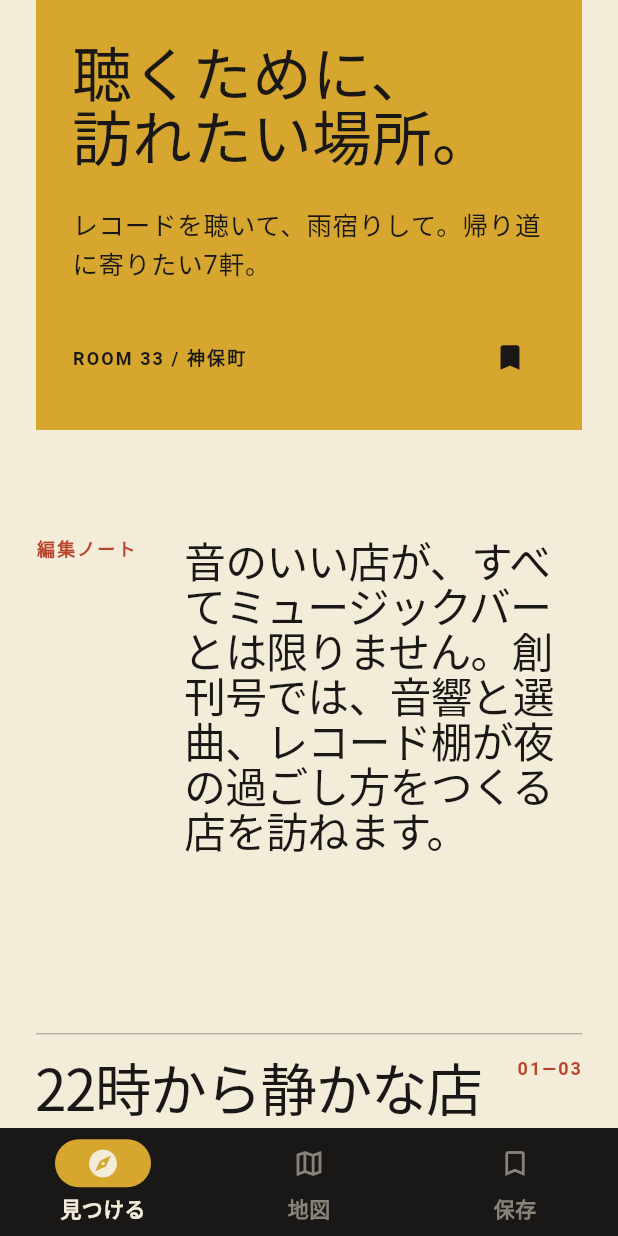
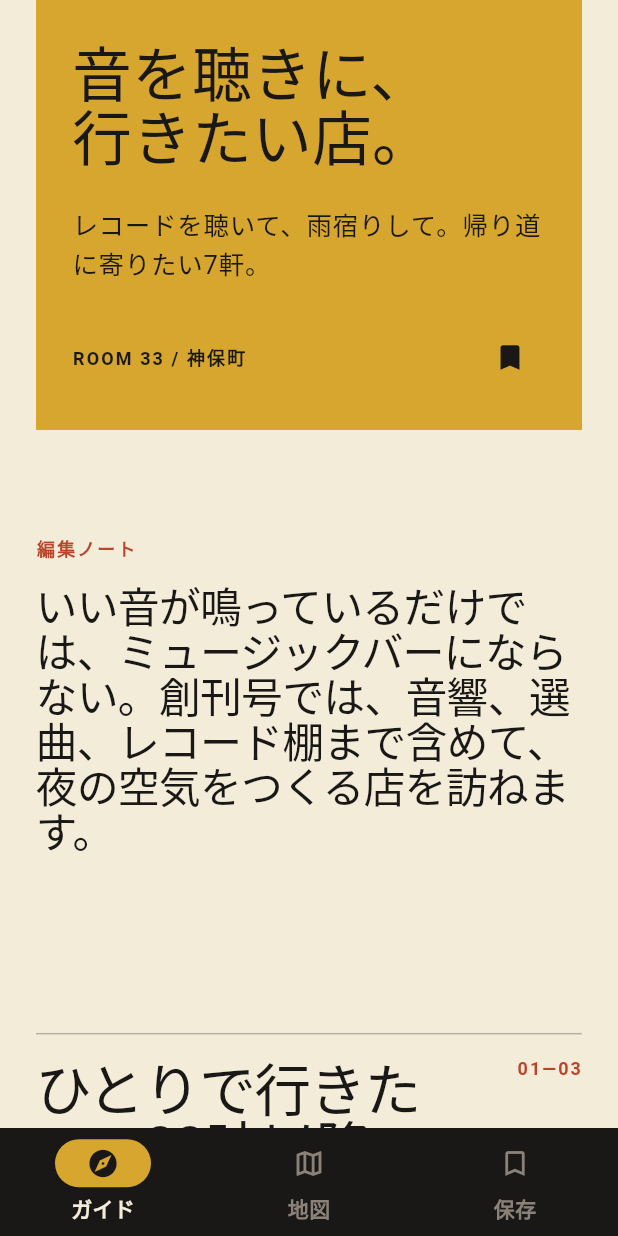
Before and after one commit to Tsutou/side-b, a Flutter app: the screen it shows after launch, scrolled down 576 dp, after a tap on the "bookmark outline" icon, on a phone screen of 412 x 824 dp. Run offline on Flutter 3.47's test engine with Material 3 defaults, Android fonts, the phone set to English and light mode, and no system bars; our stand-ins replace shared_preferences.

Commit message:
Refine editorial design and Japanese copy

```diff
--- a/lib/app/side_b_shell.dart
+++ b/lib/app/side_b_shell.dart
@@ -52,7 +52,11 @@ class _SideBShellState extends State<SideBShell> {
           ],
         ),
       ),
-      bottomNavigationBar: NavigationBar(
+      bottomNavigationBar: ColoredBox(
+        color: Theme.of(context).navigationBarTheme.backgroundColor!,
+        child: SafeArea(
+          top: false,
+          child: NavigationBar(
             selectedIndex: _index,
             onDestinationSelected: (index) => setState(() => _index = index),
             destinations: [
@@ -73,6 +77,8 @@ class _SideBShellState extends State<SideBShell> {
               ),
             ],
           ),
+        ),
+      ),
     );
   }
 }
--- a/lib/core/design/side_b_theme.dart
+++ b/lib/core/design/side_b_theme.dart
@@ -98,7 +98,7 @@ abstract final class SideBTheme {
           return IconThemeData(
             color:
                 states.contains(WidgetState.selected)
-                    ? SideBColors.ivory
+                    ? SideBColors.ink
                     : SideBColors.warmGray,
             size: 22,
           );
--- a/lib/core/localization/app_localizations.dart
+++ b/lib/core/localization/app_localizations.dart
@@ -48,44 +48,46 @@ class AppLocalizations {
       'area': 'AREA',
       'details': 'Open venue details',
       'savedCount': 'SAVED PLACES',
+      'emptySavedIcon': 'No saved venues',
       'heroImageLabel':
           'Original painted illustration of a fictional Tokyo listening bar',
       'detailImageLabel': 'Fictional interior photograph',
       'mockPlaceLabel': 'FICTIONAL PLACE / MOCK DATA',
     },
     'ja': {
-      'discover': '見つける',
+      'discover': 'ガイド',
       'map': '地図',
       'saved': '保存',
       'guide': '東京ミュージックバーガイド',
       'edition': '東京 / 2026年 秋',
       'heroKicker': 'VOL. 01 — 夜の東京',
-      'heroTitle': '聴くために、\n訪れたい場所。',
+      'heroTitle': '音を聴きに、\n行きたい店。',
       'heroBody': 'レコードを聴いて、雨宿りして。帰り道に寄りたい7軒。',
       'editorsNote': '編集ノート',
       'editorsNoteBody':
-          '音のいい店が、すべてミュージックバーとは限りません。創刊号では、音響と選曲、レコード棚が夜の過ごし方をつくる店を訪ねます。',
+          'いい音が鳴っているだけでは、ミュージックバーにならない。創刊号では、音響、選曲、レコード棚まで含めて、夜の空気をつくる店を訪ねます。',
       'mockNotice': '架空の特集 — 店舗と掲載情報はすべてモックデータです',
-      'lateSection': '22時から静かな店',
-      'lateIntro': '照明は暗め、選曲は丁寧。ひとりでも立ち寄れる店。',
-      'allPlaces': 'INDEX',
-      'allPlacesBody': 'SIDE Bの最初の試作号に掲載した、7つの架空の店。',
+      'lateSection': 'ひとりで行きたい、22時以降',
+      'lateIntro': '照明は暗め。選曲は丁寧。静かに一杯飲める店。',
+      'allPlaces': '7軒をめぐる',
+      'allPlacesBody': 'SIDE B創刊準備号に掲載した、東京の架空の店。',
       'save': '保存する',
       'unsave': '保存から外す',
       'emptySaved': 'まだ保存した店はありません。',
-      'emptySavedBody': '「見つける」で気になる店を保存すると、ここに表示されます。',
+      'emptySavedBody': '「ガイド」で気になる店を保存すると、ここに並びます。',
       'backToDiscover': 'ガイドを見る',
-      'mapTitle': '音を聴きに行く、\n東京の小さな地図。',
-      'mapBody': 'この架空の創刊号に掲載した場所の位置関係です。実在データの検証後に地図と経路案内を接続します。',
-      'mapComing': '地図プレビュー / 未接続',
-      'venueDataNote': 'この店舗はプロダクト検証用の架空データです。実在店舗についての記述ではありません。',
+      'mapTitle': '音を聴きに行く、\n東京の地図。',
+      'mapBody': '掲載した7軒の位置関係を眺めるためのプレビューです。実在する店を掲載する段階で、正確な地図と経路案内を加えます。',
+      'mapComing': '位置関係を見る / プレビュー',
+      'venueDataNote': '掲載内容はプロトタイプ用の架空データです。実在する店舗についての記述ではありません。',
       'sideBNote': 'SIDE B 編集ノート',
       'hours': '営業時間',
       'price': '予算',
       'sound': '音楽',
       'area': 'エリア',
       'details': '店舗詳細を開く',
-      'savedCount': '保存した場所',
+      'savedCount': '保存した店',
+      'emptySavedIcon': '保存した店はまだありません',
       'heroImageLabel': '架空の東京のリスニングバーを描いたオリジナルイラスト',
       'detailImageLabel': '架空の店内写真',
       'mockPlaceLabel': '架空の店舗 / モックデータ',
--- a/lib/features/discover/presentation/discover_screen.dart
+++ b/lib/features/discover/presentation/discover_screen.dart
@@ -318,23 +318,37 @@ class _EditorialNote extends StatelessWidget {
           horizontal: SideBSpacing.lg,
           vertical: SideBSpacing.display,
         ),
-        child: Row(
-          crossAxisAlignment: CrossAxisAlignment.start,
-          children: [
-            Text(
+        child: LayoutBuilder(
+          builder: (context, constraints) {
+            final label = Text(
               title,
               style: Theme.of(
                 context,
               ).textTheme.labelLarge?.copyWith(color: SideBColors.vermilion),
-            ),
-            const SizedBox(width: SideBSpacing.xl),
-            Expanded(
-              child: Text(
-                body,
-                style: Theme.of(context).textTheme.headlineMedium,
-              ),
-            ),
-          ],
+            );
+            final note = Text(
+              body,
+              style: Theme.of(context).textTheme.headlineMedium,
+            );
+            if (constraints.maxWidth < 560) {
+              return Column(
+                crossAxisAlignment: CrossAxisAlignment.start,
+                children: [
+                  label,
+                  const SizedBox(height: SideBSpacing.md),
+                  note,
+                ],
+              );
+            }
+            return Row(
+              crossAxisAlignment: CrossAxisAlignment.start,
+              children: [
+                SizedBox(width: 112, child: label),
+                const SizedBox(width: SideBSpacing.xl),
+                Expanded(child: note),
+              ],
+            );
+          },
         ),
       ),
     ),
--- a/lib/features/map/presentation/map_screen.dart
+++ b/lib/features/map/presentation/map_screen.dart
@@ -120,6 +120,18 @@ class _MapPreview extends StatelessWidget {
             ),
             ...mockVenues.asMap().entries.map((entry) {
               final venue = entry.value;
+              void openVenue() {
+                Navigator.of(context).push(
+                  MaterialPageRoute<void>(
+                    builder:
+                        (_) => VenueDetailScreen(
+                          venue: venue,
+                          savedVenues: savedVenues,
+                        ),
+                  ),
+                );
+              }
+
               return Positioned(
                 left: venue.mapX * constraints.maxWidth,
                 top: venue.mapY * constraints.maxHeight,
@@ -128,20 +140,17 @@ class _MapPreview extends StatelessWidget {
                   child: Semantics(
                     button: true,
                     label: '${venue.name}, ${venue.areaFor(languageCode)}',
+                    onTap: openVenue,
+                    child: ExcludeSemantics(
                       child: Tooltip(
-                      message: '${venue.name} / ${venue.areaFor(languageCode)}',
+                        message:
+                            '${venue.name} / ${venue.areaFor(languageCode)}',
                         child: InkWell(
-                        onTap:
-                            () => Navigator.of(context).push(
-                              MaterialPageRoute<void>(
-                                builder:
-                                    (_) => VenueDetailScreen(
-                                      venue: venue,
-                                      savedVenues: savedVenues,
-                                    ),
-                              ),
-                            ),
+                          onTap: openVenue,
                           borderRadius: BorderRadius.circular(SideBRadii.round),
+                          child: SizedBox.square(
+                            dimension: SideBSizes.tapTarget,
+                            child: Center(
                               child: Container(
                                 width: entry.key == 0 ? 44 : 34,
                                 height: entry.key == 0 ? 44 : 34,
@@ -166,6 +175,9 @@ class _MapPreview extends StatelessWidget {
                                         entry.key == 0
                                             ? SideBColors.white
                                             : SideBColors.ink,
+                                  ),
+                                ),
+                              ),
                             ),
                           ),
                         ),
--- a/lib/features/saved/presentation/saved_screen.dart
+++ b/lib/features/saved/presentation/saved_screen.dart
@@ -141,11 +141,11 @@ class _EmptySaved extends StatelessWidget {
           child: Column(
             mainAxisSize: MainAxisSize.min,
             children: [
-              const Icon(
+              Icon(
                 Icons.bookmark_border,
                 size: 44,
                 color: SideBColors.vermilion,
-                semanticLabel: 'Empty saved list',
+                semanticLabel: copy.t('emptySavedIcon'),
               ),
               const SizedBox(height: SideBSpacing.lg),
               Text(
--- a/lib/features/venues/data/mock_venues.dart
+++ b/lib/features/venues/data/mock_venues.dart
@@ -11,7 +11,7 @@ const mockVenues = <Venue>[
     signals: ['QUIET', 'SOLO FRIENDLY', 'VINYL'],
     signalsJa: ['静か', 'ひとり向き', 'レコード'],
     editorialNote: 'A narrow room where the second side gets played in full.',
-    editorialNoteJa: '細長い店内で、レコードのB面を最後まで聴く。',
+    editorialNoteJa: '細長い店内で、B面まで通して聴く。',
     hours: '19:00—01:00',
     price: '¥¥',
     mapX: .48,
@@ -28,7 +28,7 @@ const mockVenues = <Venue>[
     signals: ['QUIET', 'VINYL', 'COUNTER'],
     signalsJa: ['静か', 'レコード', 'カウンター'],
     editorialNote: 'Japanese pressings, six stools, rain left at the door.',
-    editorialNoteJa: '日本盤が並ぶ、6席だけの店。雨はドアの外に置いて。',
+    editorialNoteJa: '日本盤が並ぶ、6席だけの店。雨の夜は、ここで一枚。',
     hours: '18:30—00:00',
     price: '¥¥',
     mapX: .18,
@@ -45,7 +45,7 @@ const mockVenues = <Venue>[
     signals: ['MUSIC FOCUSED', 'LATE NIGHT'],
     signalsJa: ['音楽中心', '深夜営業'],
     editorialNote: 'Soul records first. Conversation finds its own volume.',
-    editorialNoteJa: 'まずはソウルから。会話の音量は、選曲が決めてくれる。',
+    editorialNoteJa: 'ソウルが主役。会話は曲間に、ちょうどいい音量で。',
     hours: '20:00—03:00',
     price: '¥¥¥',
     mapX: .45,
@@ -62,7 +62,7 @@ const mockVenues = <Venue>[
     signals: ['SOLO FRIENDLY', 'REQUESTS SOMETIMES'],
     signalsJa: ['ひとり向き', 'リクエスト可'],
     editorialNote: 'Standards before midnight. Stranger records after.',
-    editorialNoteJa: '0時まではスタンダード、その後は少し知らないレコードを。',
+    editorialNoteJa: '0時まではスタンダード。日付が変わるころ、知らない一枚がかかる。',
     hours: '17:00—00:30',
     price: '¥¥',
     mapX: .75,
@@ -96,7 +96,7 @@ const mockVenues = <Venue>[
     signals: ['VERY QUIET', 'SOLO FRIENDLY'],
     signalsJa: ['とても静か', 'ひとり向き'],
     editorialNote: 'One album at a time, with space around every note.',
-    editorialNoteJa: '一度に聴くのは一枚だけ。音と音の間まで味わえる。',
+    editorialNoteJa: '一度に一枚。余白の多い音が、この店にはよく似合う。',
     hours: '16:00—23:00',
     price: '¥¥',
     mapX: .76,
--- a/lib/shared/widgets/save_button.dart
+++ b/lib/shared/widgets/save_button.dart
@@ -30,6 +30,7 @@ class SaveButton extends StatelessWidget {
           label: label,
           toggled: isSaved,
           onTap: () => controller.toggle(venueId),
+          child: ExcludeSemantics(
             child: Tooltip(
               message: label,
               child: IconButton(
@@ -37,9 +38,20 @@ class SaveButton extends StatelessWidget {
                 icon: Icon(isSaved ? Icons.bookmark : Icons.bookmark_border),
                 color: inverse ? SideBColors.ivory : SideBColors.ink,
                 iconSize: 22,
+                style:
+                    inverse
+                        ? IconButton.styleFrom(
+                          backgroundColor: SideBColors.ink.withValues(
+                            alpha: .82,
+                          ),
+                          hoverColor: SideBColors.vermilion,
+                          focusColor: SideBColors.vermilion,
+                        )
+                        : null,
                 constraints: const BoxConstraints(
                   minWidth: SideBSizes.tapTarget,
                   minHeight: SideBSizes.tapTarget,
+                ),
               ),
             ),
           ),
```
Also changed, not shown: 3 other files. Lines whose indentation alone changed are shown as unchanged.
